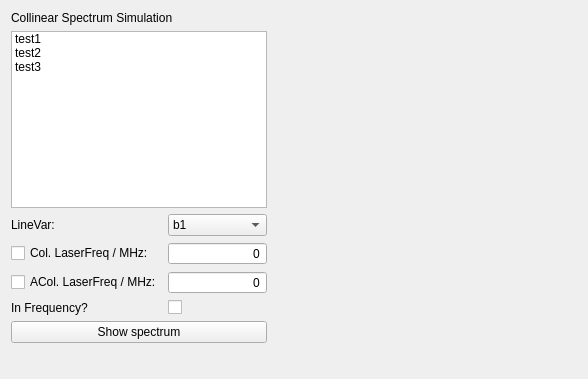
The window that PolliFit/source/Gui/Ui_Simulation.ui (lasersphere/Tilda) describes before a commit, drawn with Qt 5.
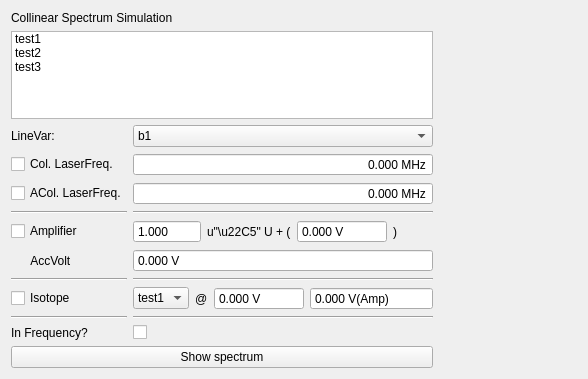
The same window after the commit.

Commit message: - Expanded the Simulation tab of PolliFit. Now laser frequencies are calculated on-the-fly by setting a voltage for a specific isotope. - A voltage amplifier can be specified and the spectrum plotted over the amplifier voltages. - Tools.isoPlot(): A transformation function for the x-axis and a x-label can be passed to the function via the 'x_transformation' and 'x_label' parameters now.

What changed in the file:
```diff
--- a/PolliFit/source/Gui/Ui_Simulation.ui
+++ b/PolliFit/source/Gui/Ui_Simulation.ui
@@ -64,7 +64,35 @@
       </widget>
      </item>
      <item>
-      <layout class="QGridLayout" name="gridLayout">
+      <layout class="QGridLayout" name="gridLayout" rowstretch="0,0,0,0,0,0,0,0,0,0">
+       <item row="9" column="0">
+        <widget class="QLabel" name="label_3">
+         <property name="text">
+          <string>In Frequency?</string>
+         </property>
+        </widget>
+       </item>
+       <item row="4" column="0">
+        <widget class="QCheckBox" name="cAmplifier">
+         <property name="text">
+          <string>Amplifier</string>
+         </property>
+        </widget>
+       </item>
+       <item row="5" column="0">
+        <widget class="QLabel" name="label_6">
+         <property name="text">
+          <string>      AccVolt</string>
+         </property>
+        </widget>
+       </item>
+       <item row="9" column="1">
+        <widget class="QCheckBox" name="cInFreq">
+         <property name="text">
+          <string/>
+         </property>
+        </widget>
+       </item>
        <item row="2" column="1">
         <widget class="QDoubleSpinBox" name="dAcolFreq">
          <property name="alignment">
@@ -73,18 +101,139 @@
          <property name="buttonSymbols">
           <enum>QAbstractSpinBox::NoButtons</enum>
          </property>
+         <property name="correctionMode">
+          <enum>QAbstractSpinBox::CorrectToNearestValue</enum>
+         </property>
+         <property name="suffix">
+          <string> MHz</string>
+         </property>
          <property name="decimals">
-          <number>0</number>
+          <number>3</number>
          </property>
          <property name="maximum">
           <double>999999999999999.000000000000000</double>
          </property>
         </widget>
        </item>
-       <item row="1" column="0">
-        <widget class="QCheckBox" name="cColFreq">
+       <item row="7" column="1">
+        <layout class="QHBoxLayout" name="horizontalLayout_5">
+         <item>
+          <widget class="QComboBox" name="comboIso">
+           <item>
+            <property name="text">
+             <string>test1</string>
+            </property>
+           </item>
+           <item>
+            <property name="text">
+             <string>test2</string>
+            </property>
+           </item>
+           <item>
+            <property name="text">
+             <string>test3</string>
+            </property>
+           </item>
+          </widget>
+         </item>
+         <item>
+          <widget class="QLabel" name="label_7">
+           <property name="text">
+            <string>@</string>
+           </property>
+          </widget>
+         </item>
+         <item>
+          <widget class="QDoubleSpinBox" name="dIso">
+           <property name="sizePolicy">
+            <sizepolicy hsizetype="MinimumExpanding" vsizetype="Fixed">
+             <horstretch>0</horstretch>
+             <verstretch>0</verstretch>
+            </sizepolicy>
+           </property>
+           <property name="readOnly">
+            <bool>true</bool>
+           </property>
+           <property name="buttonSymbols">
+            <enum>QAbstractSpinBox::NoButtons</enum>
+           </property>
+           <property name="correctionMode">
+            <enum>QAbstractSpinBox::CorrectToNearestValue</enum>
+           </property>
+           <property name="prefix">
+            <string/>
+           </property>
+           <property name="suffix">
+            <string> V</string>
+           </property>
+           <property name="decimals">
+            <number>3</number>
+           </property>
+           <property name="minimum">
+            <double>-9999999.000000000000000</double>
+           </property>
+           <property name="maximum">
+            <double>9999999.000000000000000</double>
+           </property>
+           <property name="singleStep">
+            <double>0.001000000000000</double>
+           </property>
+          </widget>
+         </item>
+         <item>
+          <widget class="QDoubleSpinBox" name="dIsoAmp">
+           <property name="sizePolicy">
+            <sizepolicy hsizetype="MinimumExpanding" vsizetype="Fixed">
+             <horstretch>0</horstretch>
+             <verstretch>0</verstretch>
+            </sizepolicy>
+           </property>
+           <property name="readOnly">
+            <bool>true</bool>
+           </property>
+           <property name="buttonSymbols">
+            <enum>QAbstractSpinBox::NoButtons</enum>
+           </property>
+           <property name="correctionMode">
+            <enum>QAbstractSpinBox::CorrectToNearestValue</enum>
+           </property>
+           <property name="suffix">
+            <string> V(Amp)</string>
+           </property>
+           <property name="decimals">
+            <number>3</number>
+           </property>
+           <property name="minimum">
+            <double>-9999999.000000000000000</double>
+           </property>
+           <property name="maximum">
+            <double>9999999.000000000000000</double>
+           </property>
+           <property name="singleStep">
+            <double>0.001000000000000</double>
+           </property>
+          </widget>
+         </item>
+        </layout>
+       </item>
+       <item row="2" column="0">
+        <widget class="QCheckBox" name="cAcolFreq">
          <property name="text">
-          <string>Col. LaserFreq / MHz:</string>
+          <string>ACol. LaserFreq.</string>
+         </property>
+        </widget>
+       </item>
+       <item row="3" column="0">
+        <widget class="Line" name="line">
+         <property name="orientation">
+          <enum>Qt::Horizontal</enum>
+         </property>
+        </widget>
+       </item>
+       <item row="8" column="0">
+        <widget class="Line" name="line_2">
+         <property name="orientation">
+          <enum>Qt::Horizontal</enum>
          </property>
         </widget>
        </item>
@@ -99,8 +248,14 @@
          <property name="buttonSymbols">
           <enum>QAbstractSpinBox::NoButtons</enum>
          </property>
+         <property name="correctionMode">
+          <enum>QAbstractSpinBox::CorrectToNearestValue</enum>
+         </property>
+         <property name="suffix">
+          <string> MHz</string>
+         </property>
          <property name="decimals">
-          <number>0</number>
+          <number>3</number>
          </property>
          <property name="maximum">
           <double>999999999999999.000000000000000</double>
@@ -114,13 +269,115 @@
          </property>
         </widget>
        </item>
-       <item row="2" column="0">
-        <widget class="QCheckBox" name="cAcolFreq">
+       <item row="1" column="0">
+        <widget class="QCheckBox" name="cColFreq">
          <property name="text">
-          <string>ACol. LaserFreq / MHz:</string>
+          <string>Col. LaserFreq.</string>
          </property>
         </widget>
        </item>
+       <item row="5" column="1">
+        <widget class="QDoubleSpinBox" name="dAccVolt">
+         <property name="readOnly">
+          <bool>true</bool>
+         </property>
+         <property name="buttonSymbols">
+          <enum>QAbstractSpinBox::NoButtons</enum>
+         </property>
+         <property name="correctionMode">
+          <enum>QAbstractSpinBox::CorrectToNearestValue</enum>
+         </property>
+         <property name="suffix">
+          <string> V</string>
+         </property>
+         <property name="decimals">
+          <number>3</number>
+         </property>
+         <property name="maximum">
+          <double>9999999.000000000000000</double>
+         </property>
+         <property name="singleStep">
+          <double>0.010000000000000</double>
+         </property>
+        </widget>
+       </item>
+       <item row="4" column="1">
+        <layout class="QHBoxLayout" name="horizontalLayout_3">
+         <item>
+          <widget class="QDoubleSpinBox" name="dAmpSlope">
+           <property name="readOnly">
+            <bool>true</bool>
+           </property>
+           <property name="buttonSymbols">
+            <enum>QAbstractSpinBox::NoButtons</enum>
+           </property>
+           <property name="correctionMode">
+            <enum>QAbstractSpinBox::CorrectToNearestValue</enum>
+           </property>
+           <property name="suffix">
+            <string/>
+           </property>
+           <property name="decimals">
+            <number>3</number>
+           </property>
+           <property name="minimum">
+            <double>0.001000000000000</double>
+           </property>
+           <property name="maximum">
+            <double>99999.000000000000000</double>
+           </property>
+           <property name="singleStep">
+            <double>0.001000000000000</double>
+           </property>
+           <property name="value">
+            <double>1.000000000000000</double>
+           </property>
+          </widget>
+         </item>
+         <item>
+          <widget class="QLabel" name="label_4">
+           <property name="text">
+            <string>u&quot;\u22C5&quot; U + (</string>
+           </property>
+          </widget>
+         </item>
+         <item>
+          <widget class="QDoubleSpinBox" name="dAmpOff">
+           <property name="readOnly">
+            <bool>true</bool>
+           </property>
+           <property name="buttonSymbols">
+            <enum>QAbstractSpinBox::NoButtons</enum>
+           </property>
+           <property name="correctionMode">
+            <enum>QAbstractSpinBox::CorrectToNearestValue</enum>
+           </property>
+           <property name="suffix">
+            <string> V</string>
+           </property>
+           <property name="decimals">
+            <number>3</number>
+           </property>
+           <property name="minimum">
+            <double>-9999999.000000000000000</double>
+           </property>
+           <property name="maximum">
+            <double>9999999.000000000000000</double>
+           </property>
+           <property name="singleStep">
+            <double>0.001000000000000</double>
+           </property>
+          </widget>
+         </item>
+         <item>
+          <widget class="QLabel" name="label_5">
+           <property name="text">
+            <string>)</string>
+           </property>
+          </widget>
+         </item>
+        </layout>
+       </item>
        <item row="0" column="1">
         <widget class="QComboBox" name="coLineVar">
          <item>
@@ -135,17 +392,38 @@
          </item>
         </widget>
        </item>
-       <item row="3" column="0">
-        <widget class="QLabel" name="label_3">
+       <item row="6" column="0">
+        <widget class="Line" name="line_3">
+         <property name="orientation">
+          <enum>Qt::Horizontal</enum>
+         </property>
+        </widget>
+       </item>
+       <item row="7" column="0">
+        <widget class="QCheckBox" name="cIso">
          <property name="text">
-          <string>In Frequency?</string>
+          <string>Isotope</string>
+         </property>
+        </widget>
+       </item>
+       <item row="8" column="1">
+        <widget class="Line" name="line_4">
+         <property name="orientation">
+          <enum>Qt::Horizontal</enum>
+         </property>
+        </widget>
+       </item>
+       <item row="6" column="1">
+        <widget class="Line" name="line_5">
+         <property name="orientation">
+          <enum>Qt::Horizontal</enum>
          </property>
         </widget>
        </item>
        <item row="3" column="1">
-        <widget class="QCheckBox" name="cInFreq">
-         <property name="text">
-          <string/>
+        <widget class="Line" name="line_6">
+         <property name="orientation">
+          <enum>Qt::Horizontal</enum>
          </property>
         </widget>
        </item>
```
Left out of the diff: 6 changed lines with no effect on the pictures. The commit also changes 3 other files.
